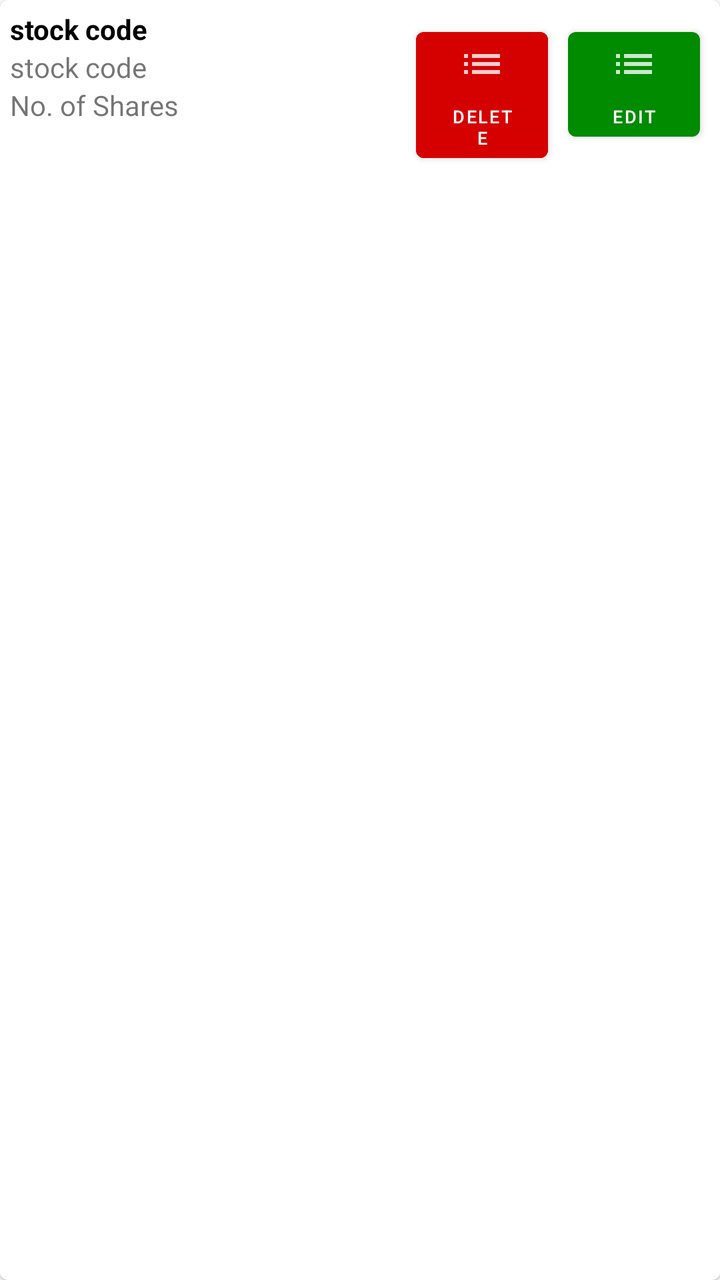
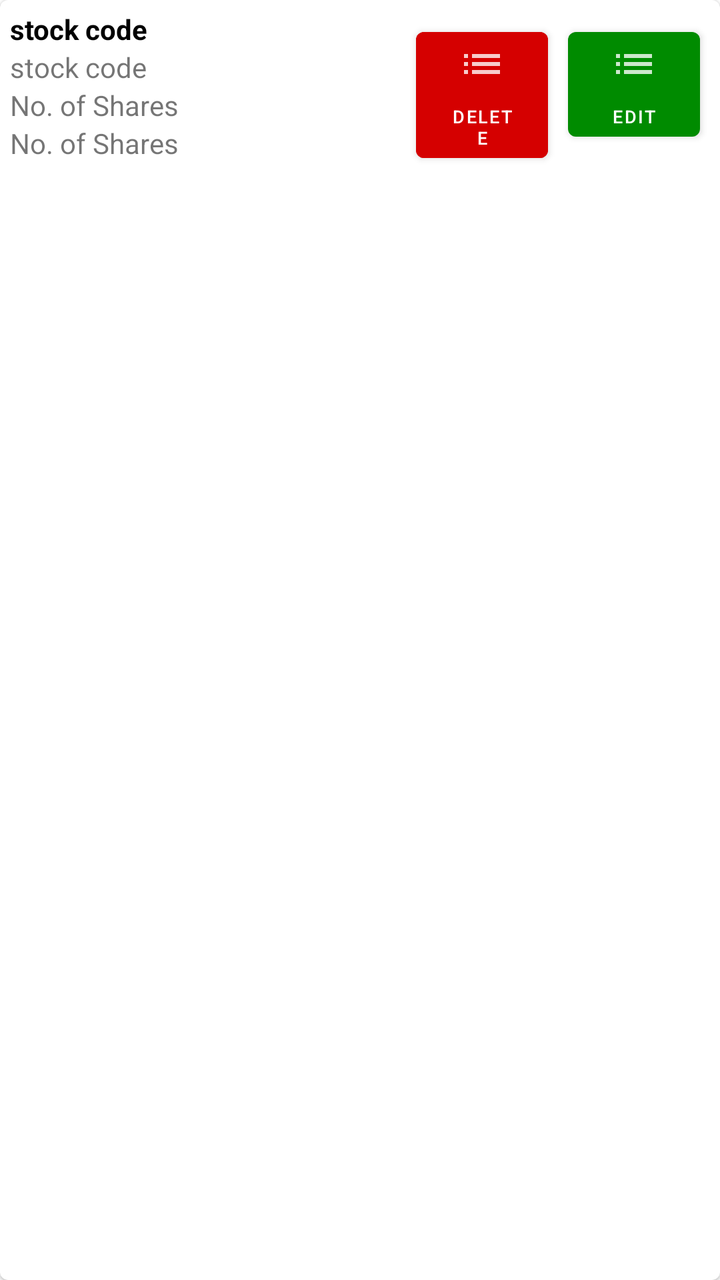

An Android layout rendered at two revisions. The XML below is the earlier revision; the diff shows what the commit changed to produce the second picture.
<!-- AndroidManifest.xml: application theme AppTheme -->
<!-- res/layout/trade_list_content.xml -->
<?xml version="1.0" encoding="utf-8"?>
<com.google.android.material.card.MaterialCardView
    xmlns:android="http://schemas.android.com/apk/res/android" android:layout_width="match_parent"
    android:layout_height="wrap_content"
    android:layout_margin="5dp">
    <LinearLayout
        android:layout_width="match_parent"
        android:layout_height="wrap_content"
        android:orientation="horizontal"
        android:weightSum="5"
        android:padding="5dp"
        >
        <LinearLayout
            android:layout_height="wrap_content"
            android:layout_width="0dp"
            android:orientation="vertical"
            android:layout_weight="3">
        <com.google.android.material.textview.MaterialTextView
            android:id="@+id/stock_code_trade_list"
            android:text="stock code"
            android:textStyle="bold"
            android:textColor="#000000"
            android:layout_height="wrap_content"
            android:layout_width="wrap_content"/>
        <com.google.android.material.textview.MaterialTextView
                android:id="@+id/buy_price_trade_list"
                android:text="stock code"
                android:layout_height="wrap_content"
                android:layout_width="wrap_content"/>
        <com.google.android.material.textview.MaterialTextView
                android:id="@+id/no_share_trade_list"
                android:text="No. of Shares"
                android:layout_height="wrap_content"
                android:layout_width="wrap_content"/>
    </LinearLayout>
        <com.google.android.material.button.MaterialButton
            android:drawableTop="@drawable/ic_action_list_empty"
            android:layout_width="0dp"
            android:layout_weight="1"
            android:backgroundTint="@color/colorDownTrend"
            android:text="delete"
            android:layout_margin="5dp"
            android:textSize="9sp"
            android:layout_height="wrap_content"/>
        <com.google.android.material.button.MaterialButton
            android:drawableTop="@drawable/ic_action_list_empty"
            android:layout_width="0dp"
            android:layout_weight="1"
            android:layout_margin="5dp"
            android:text="edit"
            android:textSize="9sp"
            android:layout_height="wrap_content"/>
    </LinearLayout>
</com.google.android.material.card.MaterialCardView>
<!-- resources referenced by this layout -->
<resources>
  <color name="colorDownTrend">#d50000</color>
  <!-- drawable ic_action_list_empty (drawable-anydpi) -->
  <vector xmlns:android="http://schemas.android.com/apk/res/android"
      android:width="24dp"
      android:height="24dp"
      android:viewportWidth="24"
      android:viewportHeight="24"
      android:tint="#FFFFFF"
      android:alpha="0.8">
      <path
          android:fillColor="#FF000000"
          android:pathData="M3,13h2v-2L3,11v2zM3,17h2v-2L3,15v2zM3,9h2L5,7L3,7v2zM7,13h14v-2L7,11v2zM7,17h14v-2L7,15v2zM7,7v2h14L21,7L7,7z"/>
  </vector>
  <style name="AppTheme" parent="Theme.MaterialComponents.Light">
          
          <item name="colorPrimary">@color/colorPrimary</item>
          <item name="colorPrimaryDark">@color/colorPrimaryDark</item>
          <item name="colorAccent">@color/colorAccent</item>
          <item name="statusBarBackground">@color/colorAccent</item>
          <item name="colorControlNormal">@color/colorWhite</item>
      </style>
  <color name="colorPrimary">#008b00</color>
  <color name="colorPrimaryDark">#00b248</color>
  <color name="colorAccent">#008b00</color>
  <color name="colorWhite">#ffffff</color>
</resources>

<!-- the commit's change to res/layout/trade_list_content.xml (unified diff, before → after) -->
@@ -32,6 +32,11 @@
                 android:text="No. of Shares"
                 android:layout_height="wrap_content"
                 android:layout_width="wrap_content"/>
+            <com.google.android.material.textview.MaterialTextView
+                android:id="@+id/no_total_cost_list"
+                android:text="No. of Shares"
+                android:layout_height="wrap_content"
+                android:layout_width="wrap_content"/>
     </LinearLayout>
         <com.google.android.material.button.MaterialButton
             android:drawableTop="@drawable/ic_action_list_empty"
